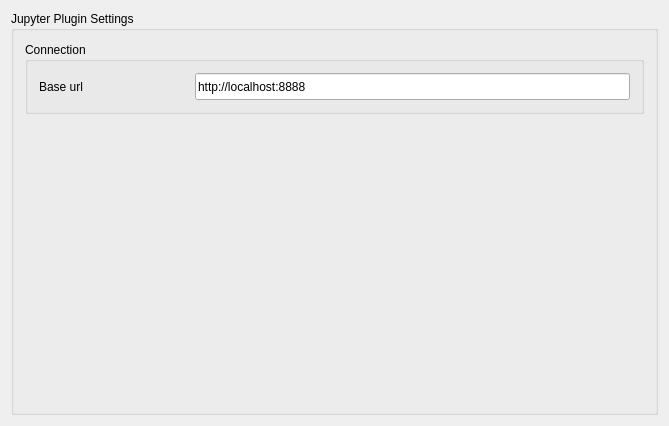
First picture: the form in source/EXTENSIONS/JUPYTER/source/jupyterPreferences.ui, repository BALL-Project/ball, before the edit.
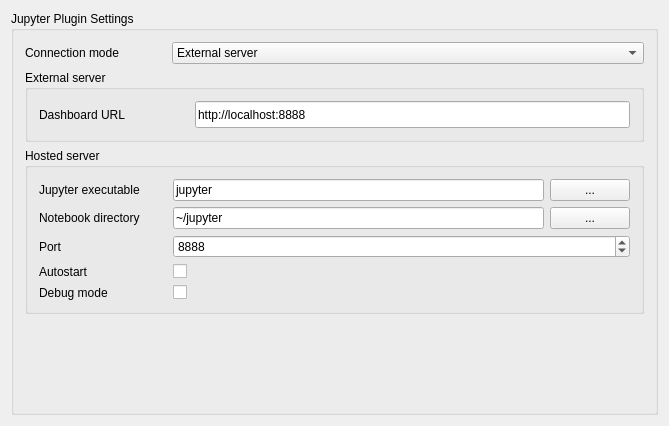
Second picture: the form after the edit.

Commit message: JupyterPlugin: Integrated server wrapper into JupyterWidget Also, adjusted the preference widget to account for the server wrapper

```diff
--- a/source/EXTENSIONS/JUPYTER/source/jupyterPreferences.ui
+++ b/source/EXTENSIONS/JUPYTER/source/jupyterPreferences.ui
@@ -39,20 +39,59 @@
      </property>
      <layout class="QVBoxLayout" name="verticalLayout_3">
       <item>
-       <widget class="QGroupBox" name="connection_group">
+       <layout class="QHBoxLayout" name="mode_layout">
+        <property name="sizeConstraint">
+         <enum>QLayout::SetNoConstraint</enum>
+        </property>
+        <item alignment="Qt::AlignLeft">
+         <widget class="QLabel" name="mode_label">
+          <property name="sizePolicy">
+           <sizepolicy hsizetype="Fixed" vsizetype="Preferred">
+            <horstretch>0</horstretch>
+            <verstretch>0</verstretch>
+           </sizepolicy>
+          </property>
+          <property name="text">
+           <string>Connection mode              </string>
+          </property>
+         </widget>
+        </item>
+        <item>
+         <widget class="QComboBox" name="mode_edit">
+          <property name="sizePolicy">
+           <sizepolicy hsizetype="Expanding" vsizetype="Fixed">
+            <horstretch>0</horstretch>
+            <verstretch>0</verstretch>
+           </sizepolicy>
+          </property>
+          <property name="toolTip">
+           <string>&lt;html&gt;&lt;head/&gt;&lt;body&gt;&lt;p&gt;Decide whether to use an external Jupyter server or to have BALLView host one instance itself (requires Jupyter to be installed on the local machine)&lt;/p&gt;&lt;/body&gt;&lt;/html&gt;</string>
+          </property>
+          <item>
+           <property name="text">
+            <string>External server</string>
+           </property>
+          </item>
+          <item>
+           <property name="text">
+            <string>Hosted  server</string>
+           </property>
+          </item>
+         </widget>
+        </item>
+       </layout>
+      </item>
+      <item>
+       <widget class="QGroupBox" name="external_group">
         <property name="enabled">
          <bool>true</bool>
         </property>
         <property name="title">
-         <string>Connection</string>
+         <string>External server</string>
         </property>
-        <layout class="QVBoxLayout" name="verticalLayout_4">
-         <item>
-          <layout class="QVBoxLayout" name="verticalLayout">
-           <item>
-            <layout class="QHBoxLayout" name="horizontalLayout_2">
-             <item>
-              <widget class="QLabel" name="textLabel1_2">
+        <layout class="QFormLayout" name="formLayout">
+         <item row="0" column="0">
+          <widget class="QLabel" name="url_label">
                <property name="sizePolicy">
                 <sizepolicy hsizetype="Minimum" vsizetype="Preferred">
                  <horstretch>0</horstretch>
@@ -65,12 +104,18 @@
                  <height>27</height>
                 </size>
                </property>
+           <property name="maximumSize">
+            <size>
+             <width>150</width>
+             <height>16777215</height>
+            </size>
+           </property>
                <property name="text">
-                <string>Base url</string>
+            <string>Dashboard URL</string>
                </property>
               </widget>
              </item>
-             <item>
+         <item row="0" column="1">
               <widget class="QLineEdit" name="url_edit">
                <property name="enabled">
                 <bool>true</bool>
@@ -93,9 +138,130 @@
               </widget>
              </item>
             </layout>
-           </item>
+       </widget>
+      </item>
+      <item>
+       <widget class="QGroupBox" name="hosted_group">
+        <property name="enabled">
+         <bool>true</bool>
+        </property>
+        <property name="title">
+         <string>Hosted server </string>
+        </property>
+        <layout class="QFormLayout" name="formLayout_2">
+         <item row="2" column="0">
+          <widget class="QLabel" name="exe_label">
+           <property name="text">
+            <string>Jupyter executable</string>
+           </property>
+          </widget>
+         </item>
+         <item row="2" column="1">
+          <layout class="QHBoxLayout" name="exe_layout">
+           <item>
+            <widget class="QLineEdit" name="exe_edit">
+             <property name="toolTip">
+              <string>&lt;html&gt;&lt;head/&gt;&lt;body&gt;&lt;p&gt;Jupyter command or path to the Jupyter executable&lt;/p&gt;&lt;/body&gt;&lt;/html&gt;</string>
+             </property>
+             <property name="text">
+              <string>jupyter</string>
+             </property>
+            </widget>
+           </item>
+           <item>
+            <widget class="QPushButton" name="exe_button">
+             <property name="text">
+              <string>...</string>
+             </property>
+            </widget>
+           </item>
           </layout>
          </item>
+         <item row="3" column="0">
+          <widget class="QLabel" name="nbdir_label">
+           <property name="text">
+            <string>Notebook directory        </string>
+           </property>
+          </widget>
+         </item>
+         <item row="3" column="1">
+          <layout class="QHBoxLayout" name="nbdir_layout">
+           <item>
+            <widget class="QLineEdit" name="nbdir_edit">
+             <property name="toolTip">
+              <string>&lt;html&gt;&lt;head/&gt;&lt;body&gt;&lt;p&gt;Root directory of the Jupyter dashboard&lt;/p&gt;&lt;/body&gt;&lt;/html&gt;</string>
+             </property>
+             <property name="text">
+              <string>~/jupyter</string>
+             </property>
+            </widget>
+           </item>
+           <item>
+            <widget class="QPushButton" name="nbdir_button">
+             <property name="text">
+              <string>...</string>
+             </property>
+            </widget>
+           </item>
+          </layout>
+         </item>
+         <item row="4" column="0">
+          <widget class="QLabel" name="port_label">
+           <property name="text">
+            <string>Port</string>
+           </property>
+          </widget>
+         </item>
+         <item row="4" column="1">
+          <widget class="QSpinBox" name="port_edit">
+           <property name="toolTip">
+            <string>&lt;html&gt;&lt;head/&gt;&lt;body&gt;&lt;p&gt;TCP port the Jupyter server will be serving on&lt;/p&gt;&lt;/body&gt;&lt;/html&gt;</string>
+           </property>
+           <property name="minimum">
+            <number>1024</number>
+           </property>
+           <property name="maximum">
+            <number>65535</number>
+           </property>
+           <property name="value">
+            <number>8888</number>
+           </property>
+          </widget>
+         </item>
+         <item row="5" column="0">
+          <widget class="QLabel" name="autostart_label">
+           <property name="text">
+            <string>Autostart</string>
+           </property>
+          </widget>
+         </item>
+         <item row="5" column="1">
+          <widget class="QCheckBox" name="autostart_edit">
+           <property name="toolTip">
+            <string>&lt;html&gt;&lt;head/&gt;&lt;body&gt;&lt;p&gt;Start the Jupyter server along with BALLView&lt;/p&gt;&lt;/body&gt;&lt;/html&gt;</string>
+           </property>
+           <property name="text">
+            <string/>
+           </property>
+          </widget>
+         </item>
+         <item row="6" column="0">
+          <widget class="QLabel" name="debug_label">
+           <property name="text">
+            <string>Debug mode</string>
+           </property>
+          </widget>
+         </item>
+         <item row="6" column="1">
+          <widget class="QCheckBox" name="debug_edit">
+           <property name="toolTip">
+            <string>&lt;html&gt;&lt;head/&gt;&lt;body&gt;&lt;p&gt;Show Jupyter debug messages in the server tab&lt;/p&gt;&lt;/body&gt;&lt;/html&gt;</string>
+           </property>
+           <property name="text">
+            <string/>
+           </property>
+          </widget>
+         </item>
         </layout>
        </widget>
       </item>
```
Left out of the diff: 8 changed lines with no effect on the pictures. Lines whose indentation alone changed are shown as unchanged. The commit also changes 9 other files.
